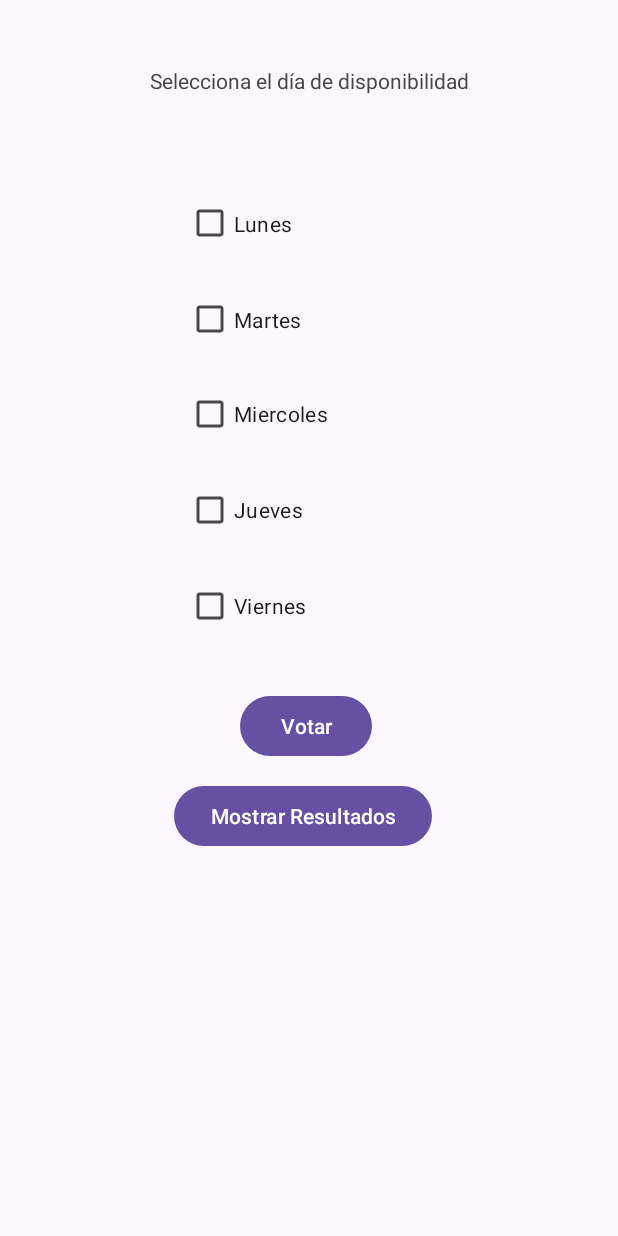
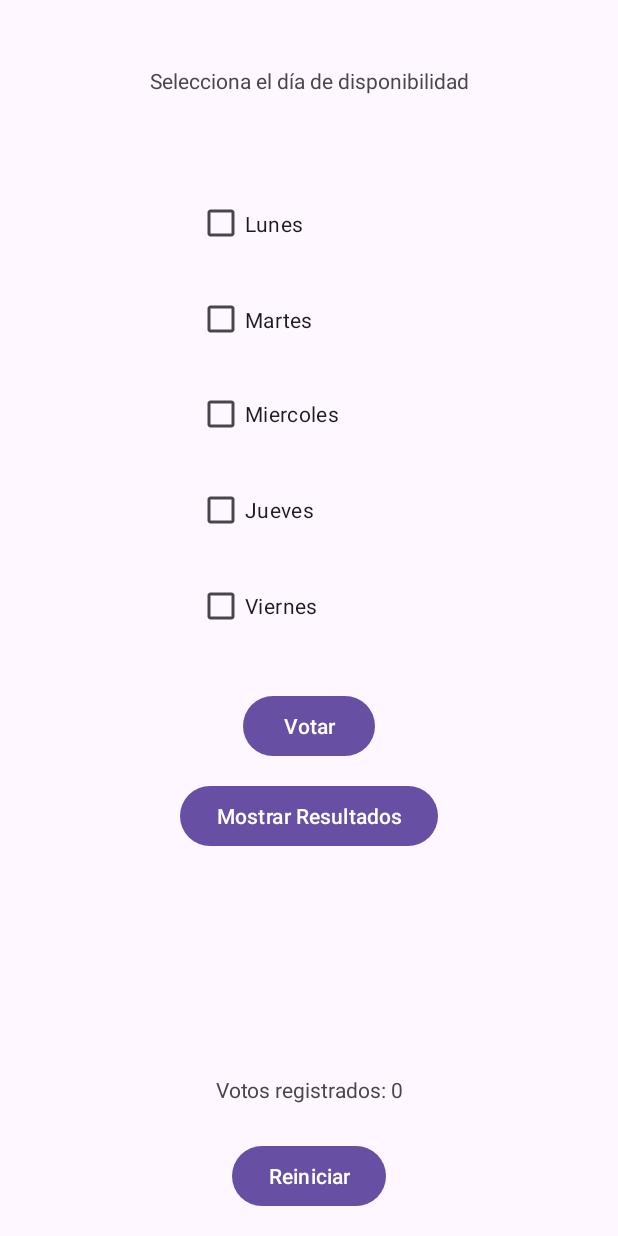
Before and after one commit to tamalitotactico/Tecnologia-de-la-informacion_Trabajo1, an Android app: the screen it shows after launch (MainActivity), after a tap on "Votar", on a phone screen of 412 x 824 dp. Run offline under Robolectric (Android 15) with nearby library versions, the phone set to English and light mode, and no system bars.

Commit message:
Better decorated, fixed error, added a vote counter and reset behaviour. C. Garay

```diff
--- a/app/src/main/java/com/example/welcome1/MainActivity.java
+++ b/app/src/main/java/com/example/welcome1/MainActivity.java
@@ -1,5 +1,7 @@
 package com.example.welcome1;
+
 import android.widget.Button;
+import android.widget.TextView;
 import java.util.Map;
 import java.util.HashMap;
 
@@ -17,6 +19,8 @@ import java.util.List;
 public class MainActivity extends AppCompatActivity {
 
     private List<String> selectedDays = new ArrayList<>();
+    private Map<String, Integer> voteCount = new HashMap<>();
+    private TextView voteCountTextView;
 
     @Override
     protected void onCreate(Bundle savedInstanceState) {
@@ -32,9 +36,13 @@ public class MainActivity extends AppCompatActivity {
         // Botones
         Button voteButton = findViewById(R.id.vote_button);
         Button showResultsButton = findViewById(R.id.show_results_button);
+        Button restartButton = findViewById(R.id.restart_button);
+
+        voteCountTextView = findViewById(R.id.vote_count);
 
         voteButton.setOnClickListener(v -> vote());
         showResultsButton.setOnClickListener(v -> showResults());
+        restartButton.setOnClickListener(v -> restart());
 
         CompoundButton.OnCheckedChangeListener onCheckedChangeListener = (buttonView, isChecked) -> {
             String day = "";
@@ -78,26 +86,24 @@ public class MainActivity extends AppCompatActivity {
     // COMPORTAMIENTO DE BOTONES
 
     private void vote() {
-        // Guardar los días seleccionados
-        List<String> votedDays = new ArrayList<>(selectedDays);
-        selectedDays.clear(); // Limpiar la lista de días seleccionados
+        // Incrementar el recuento de votos para cada día seleccionado
+        for (String day : selectedDays) {
+            voteCount.put(day, voteCount.getOrDefault(day, 0) + 1);
+        }
 
         // Limpiar los CheckBoxes
         clearCheckBoxes();
 
-        Toast.makeText(this, "¡Voto registrado! Por favor, seleccione sus días disponibles nuevamente.", Toast.LENGTH_SHORT).show();
+        // Actualizar el contador de votos
+        updateVoteCount();
+
+        Toast.makeText(this, "¡Voto registrado!", Toast.LENGTH_SHORT).show();
     }
 
     private void showResults() {
-        if (selectedDays.isEmpty()) {
+        if (voteCount.isEmpty()) {
             Toast.makeText(this, "Por favor, vote antes de mostrar resultados.", Toast.LENGTH_SHORT).show();
             return;
-        }
-
-        // Contar los votos
-        Map<String, Integer> voteCount = new HashMap<>();
-        for (String day : selectedDays) {
-            voteCount.put(day, voteCount.getOrDefault(day, 0) + 1);
         }
 
         // Encontrar el día con más votos
@@ -116,7 +122,34 @@ public class MainActivity extends AppCompatActivity {
     }
 
     private void clearCheckBoxes() {
-        // Limpiar todos los CheckBoxes
-        // (código para desmarcar todos los CheckBoxes)
+        // Desmarcar todos los CheckBoxes
+        CheckBox mondayCheckBox = findViewById(R.id.monday_checkbox);
+        CheckBox tuesdayCheckBox = findViewById(R.id.tuesday_checkbox);
+        CheckBox wednesdayCheckBox = findViewById(R.id.wednesday_checkbox);
+        CheckBox thursdayCheckBox = findViewById(R.id.thursday_checkbox);
+        CheckBox fridayCheckBox = findViewById(R.id.friday_checkbox);
+
+        mondayCheckBox.setChecked(false);
+        tuesdayCheckBox.setChecked(false);
+        wednesdayCheckBox.setChecked(false);
+        thursdayCheckBox.setChecked(false);
+        fridayCheckBox.setChecked(false);
+    }
+
+    private void updateVoteCount() {
+        // Mostrar la cantidad de votos registrados
+        int totalVotes = 0;
+        for (int count : voteCount.values()) {
+            totalVotes += count;
+        }
+        voteCountTextView.setText("Votos registrados: " + totalVotes);
+    }
+
+    private void restart() {
+        // Reiniciar el conteo de votos y limpiar el texto
+        voteCount.clear();
+        voteCountTextView.setText("Votos registrados: 0");
+
+        Toast.makeText(this, "Conteo de votos reiniciado.", Toast.LENGTH_SHORT).show();
     }
 }
--- a/app/src/main/res/layout/activity_main.xml
+++ b/app/src/main/res/layout/activity_main.xml
@@ -34,9 +34,10 @@
         android:id="@+id/tuesday_checkbox"
         android:layout_width="150dp"
         android:layout_height="50dp"
-        android:layout_marginStart="124dp"
         android:layout_marginTop="188dp"
         android:text="Martes"
+        app:layout_constraintEnd_toEndOf="parent"
+        app:layout_constraintHorizontal_bias="0.5"
         app:layout_constraintStart_toStartOf="parent"
         app:layout_constraintTop_toTopOf="parent" />
 
@@ -44,9 +45,10 @@
         android:id="@+id/monday_checkbox"
         android:layout_width="150dp"
         android:layout_height="50dp"
-        android:layout_marginStart="124dp"
         android:layout_marginTop="124dp"
         android:text="Lunes"
+        app:layout_constraintEnd_toEndOf="parent"
+        app:layout_constraintHorizontal_bias="0.5"
         app:layout_constraintStart_toStartOf="parent"
         app:layout_constraintTop_toTopOf="parent" />
 
@@ -54,9 +56,10 @@
         android:id="@+id/friday_checkbox"
         android:layout_width="150dp"
         android:layout_height="wrap_content"
-        android:layout_marginStart="124dp"
         android:layout_marginTop="380dp"
         android:text="Viernes"
+        app:layout_constraintEnd_toEndOf="parent"
+        app:layout_constraintHorizontal_bias="0.5"
         app:layout_constraintStart_toStartOf="parent"
         app:layout_constraintTop_toTopOf="parent" />
 
@@ -64,9 +67,10 @@
         android:id="@+id/thursday_checkbox"
         android:layout_width="150dp"
         android:layout_height="wrap_content"
-        android:layout_marginStart="124dp"
         android:layout_marginTop="316dp"
         android:text="Jueves"
+        app:layout_constraintEnd_toEndOf="parent"
+        app:layout_constraintHorizontal_bias="0.5"
         app:layout_constraintStart_toStartOf="parent"
         app:layout_constraintTop_toTopOf="parent" />
 
@@ -74,9 +78,10 @@
         android:id="@+id/wednesday_checkbox"
         android:layout_width="150dp"
         android:layout_height="wrap_content"
-        android:layout_marginStart="124dp"
         android:layout_marginTop="252dp"
         android:text="Miercoles"
+        app:layout_constraintEnd_toEndOf="parent"
+        app:layout_constraintHorizontal_bias="0.5"
         app:layout_constraintStart_toStartOf="parent"
         app:layout_constraintTop_toTopOf="parent" />
 
@@ -84,9 +89,10 @@
         android:id="@+id/vote_button"
         android:layout_width="wrap_content"
         android:layout_height="wrap_content"
-        android:layout_marginStart="160dp"
         android:layout_marginTop="460dp"
         android:text="Votar"
+        app:layout_constraintEnd_toEndOf="parent"
+        app:layout_constraintHorizontal_bias="0.5"
         app:layout_constraintStart_toStartOf="parent"
         app:layout_constraintTop_toTopOf="parent" />
 
@@ -94,11 +100,34 @@
         android:id="@+id/show_results_button"
         android:layout_width="wrap_content"
         android:layout_height="wrap_content"
-        android:layout_marginStart="116dp"
         android:layout_marginTop="520dp"
         android:text="Mostrar Resultados"
         app:iconTint="@color/design_default_color_secondary"
+        app:layout_constraintEnd_toEndOf="parent"
+        app:layout_constraintHorizontal_bias="0.5"
         app:layout_constraintStart_toStartOf="parent"
         app:layout_constraintTop_toTopOf="parent" />
 
+    <TextView
+        android:id="@+id/vote_count"
+        android:layout_width="wrap_content"
+        android:layout_height="wrap_content"
+        android:layout_marginBottom="88dp"
+        android:text="Votos registrados: 0"
+        app:layout_constraintBottom_toBottomOf="parent"
+        app:layout_constraintEnd_toEndOf="parent"
+        app:layout_constraintHorizontal_bias="0.5"
+        app:layout_constraintStart_toStartOf="parent" />
+
+    <Button
+        android:id="@+id/restart_button"
+        android:layout_width="wrap_content"
+        android:layout_height="wrap_content"
+        android:layout_marginBottom="16dp"
+        android:text="Reiniciar"
+        app:layout_constraintBottom_toBottomOf="parent"
+        app:layout_constraintEnd_toEndOf="parent"
+        app:layout_constraintHorizontal_bias="0.5"
+        app:layout_constraintStart_toStartOf="parent" />
+
 </androidx.constraintlayout.widget.ConstraintLayout>
```
